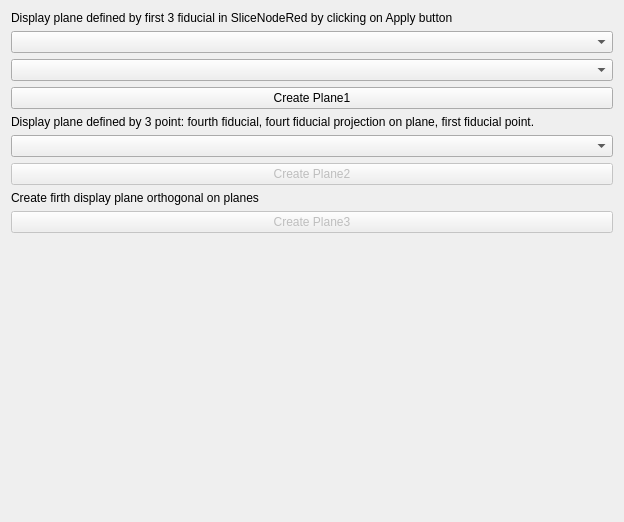
First picture: the form in fiducialPlane2slicer/Resources/UI/fiducialPlane2slicer.ui, repository cseka7/fitPlanes2Fiducials, before the edit.
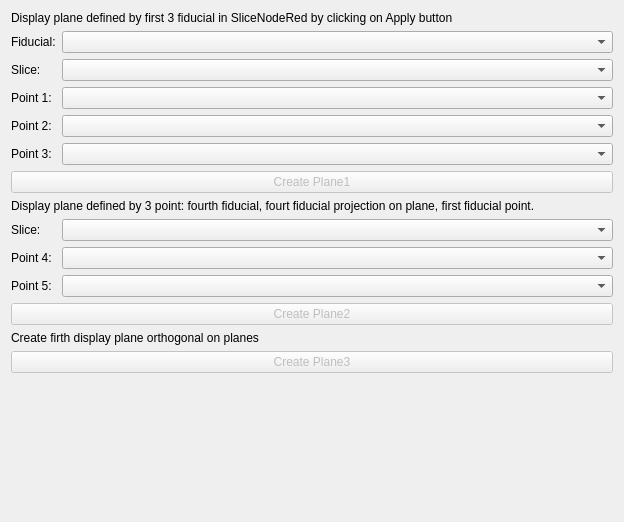
Second picture: the form after the edit. Custom widgets are drawn as their Qt base class.

Commit message: fiducial point selections added

What changed in the file:
```diff
--- a/fiducialPlane2slicer/Resources/UI/fiducialPlane2slicer.ui
+++ b/fiducialPlane2slicer/Resources/UI/fiducialPlane2slicer.ui
@@ -18,36 +18,14 @@
      </property>
     </widget>
    </item>
-   <item row="4" column="0" colspan="2">
-    <widget class="ctkComboBox" name="sliceSelectorComboBox"/>
-   </item>
-   <item row="5" column="0" colspan="2">
-    <widget class="ctkComboBox" name="fiducialSelectorComboBox"/>
-   </item>
-   <item row="6" column="0" colspan="2">
-    <widget class="QPushButton" name="pushButtonPlane1">
-     <property name="enabled">
-      <bool>true</bool>
-     </property>
-     <property name="toolTip">
-      <string>Run the algorithm.</string>
-     </property>
-     <property name="text">
-      <string>Create Plane1</string>
-     </property>
-    </widget>
-   </item>
-   <item row="8" column="0" colspan="2">
+   <item row="15" column="0" colspan="2">
     <widget class="QLabel" name="label_2">
      <property name="text">
       <string>Display plane defined by 3 point: fourth fiducial, fourt fiducial projection on plane, first fiducial point.</string>
      </property>
     </widget>
    </item>
-   <item row="9" column="0" colspan="2">
-    <widget class="ctkComboBox" name="sliceSelector2ComboBox"/>
-   </item>
-   <item row="10" column="0" colspan="2">
+   <item row="19" column="0" colspan="2">
     <widget class="QPushButton" name="pushButtonPlane2">
      <property name="enabled">
       <bool>false</bool>
@@ -57,14 +35,14 @@
      </property>
     </widget>
    </item>
-   <item row="13" column="0" colspan="2">
+   <item row="22" column="0" colspan="2">
     <widget class="QLabel" name="label_3">
      <property name="text">
       <string>Create firth display plane orthogonal on planes</string>
      </property>
     </widget>
    </item>
-   <item row="14" column="0" colspan="2">
+   <item row="23" column="0" colspan="2">
     <widget class="QPushButton" name="pushButtonPlane3">
      <property name="enabled">
       <bool>false</bool>
@@ -74,7 +52,7 @@
      </property>
     </widget>
    </item>
-   <item row="15" column="0">
+   <item row="24" column="0">
     <spacer name="verticalSpacer">
      <property name="orientation">
       <enum>Qt::Vertical</enum>
@@ -87,6 +65,99 @@
      </property>
     </spacer>
    </item>
+   <item row="6" column="0">
+    <widget class="QLabel" name="label_4">
+     <property name="text">
+      <string>Slice:</string>
+     </property>
+    </widget>
+   </item>
+   <item row="12" column="0" colspan="2">
+    <widget class="QPushButton" name="pushButtonPlane1">
+     <property name="enabled">
+      <bool>false</bool>
+     </property>
+     <property name="toolTip">
+      <string>Run the algorithm.</string>
+     </property>
+     <property name="text">
+      <string>Create Plane1</string>
+     </property>
+    </widget>
+   </item>
+   <item row="8" column="1">
+    <widget class="ctkComboBox" name="point1ComboBox"/>
+   </item>
+   <item row="8" column="0">
+    <widget class="QLabel" name="label_8">
+     <property name="text">
+      <string>Point 1:</string>
+     </property>
+    </widget>
+   </item>
+   <item row="9" column="1">
+    <widget class="ctkComboBox" name="point2ComboBox"/>
+   </item>
+   <item row="9" column="0">
+    <widget class="QLabel" name="label_6">
+     <property name="text">
+      <string>Point 2:</string>
+     </property>
+    </widget>
+   </item>
+   <item row="5" column="0">
+    <widget class="QLabel" name="label_5">
+     <property name="text">
+      <string>Fiducial:</string>
+     </property>
+    </widget>
+   </item>
+   <item row="5" column="1">
+    <widget class="ctkComboBox" name="fiducialSelectorComboBox"/>
+   </item>
+   <item row="6" column="1">
+    <widget class="ctkComboBox" name="sliceSelectorComboBox"/>
+   </item>
+   <item row="11" column="0">
+    <widget class="QLabel" name="label_7">
+     <property name="text">
+      <string>Point 3:</string>
+     </property>
+    </widget>
+   </item>
+   <item row="11" column="1">
+    <widget class="ctkComboBox" name="point3ComboBox"/>
+   </item>
+   <item row="16" column="1">
+    <widget class="ctkComboBox" name="sliceSelector2ComboBox"/>
+   </item>
+   <item row="16" column="0">
+    <widget class="QLabel" name="label_9">
+     <property name="text">
+      <string>Slice:</string>
+     </property>
+    </widget>
+   </item>
+   <item row="17" column="1">
+    <widget class="ctkComboBox" name="point4ComboBox"/>
+   </item>
+   <item row="17" column="0">
+    <widget class="QLabel" name="label_10">
+     <property name="text">
+      <string>Point 4:</string>
+     </property>
+    </widget>
+   </item>
+   <item row="18" column="1">
+    <widget class="ctkComboBox" name="point5ComboBox"/>
+   </item>
+   <item row="18" column="0">
+    <widget class="QLabel" name="label_11">
+     <property name="text">
+      <string>Point 5:</string>
+     </property>
+    </widget>
+   </item>
   </layout>
  </widget>
  <customwidgets>
```
The commit also changes 2 other files.
